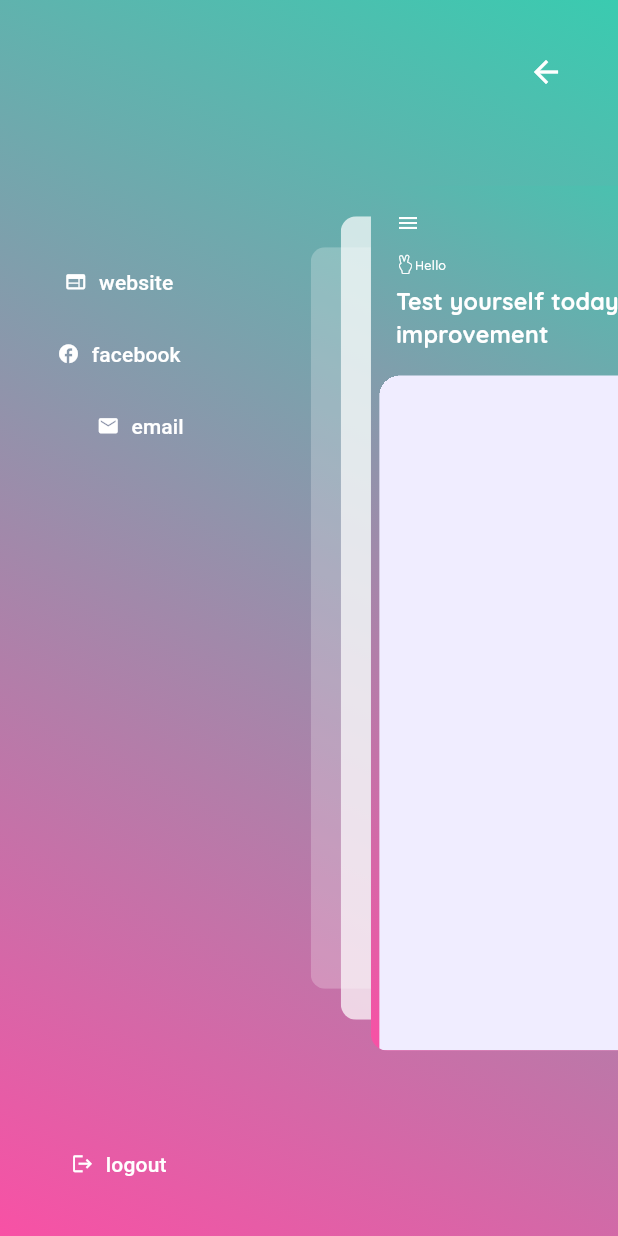
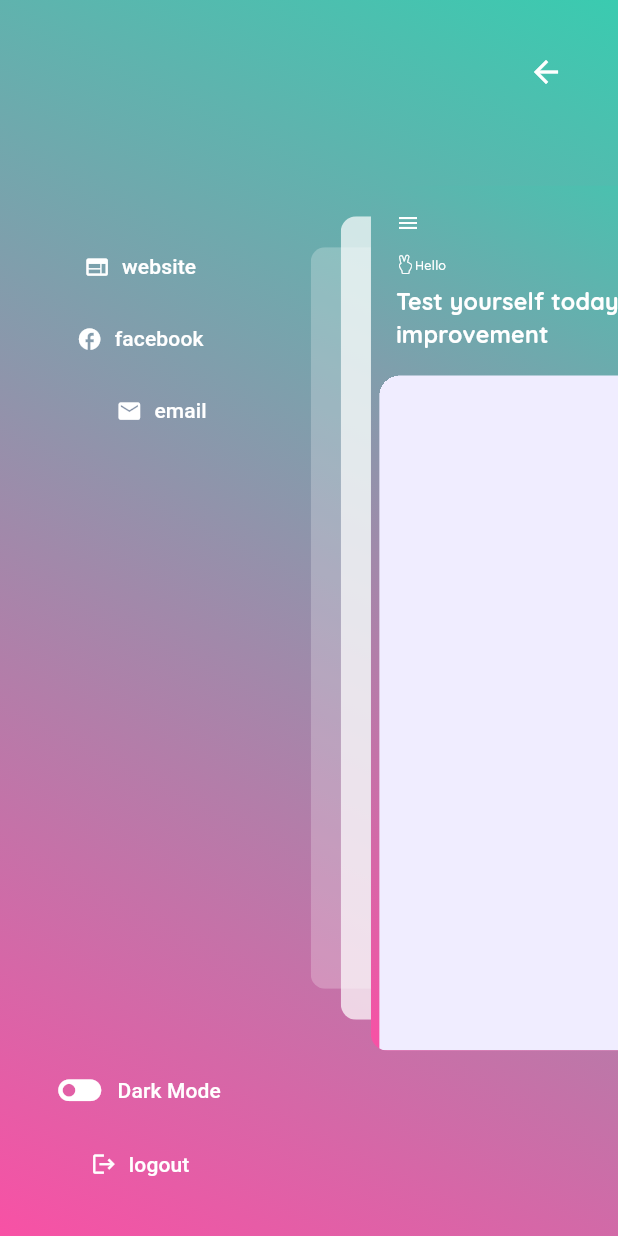
Before and after one commit to gt-lcy96/flutter_study_app, a Flutter app: the HomePage screen opened by its route, after a tap on the "menu" icon, on a phone screen of 412 x 824 dp. Run offline on Flutter 3.47's test engine with Material 3 defaults, Android fonts, the phone set to English and light mode, and no system bars; drawn by our look-alikes of flutter_zoom_drawer; our stand-ins replace cloud_firestore, firebase_auth, firebase_core, firebase_storage, flutter_screenutil, flutter_svg and 5 more; missing offline and left inert: easy_separator; accounts and stored records are empty; project files that could hold a hidden picture were left out.

Commit message:
add toggle darkmode button with function

```diff
--- a/lib/configs/themes/app_colors.dart
+++ b/lib/configs/themes/app_colors.dart
@@ -1,5 +1,6 @@
 import 'package:get/get.dart';
 import 'package:study_app/configs/themes/ui_parameters.dart';
+import 'package:study_app/controllers/theme_controller.dart';
 
 import 'app_light_theme.dart';
 import 'app_dark_theme.dart';
@@ -20,8 +21,10 @@ const mainGradientDark = LinearGradient(
     end: Alignment.bottomLeft,
     colors: [primaryDarkColorDark, primaryColorDark]);
 
+// LinearGradient mainGradient() =>
+//     UIParameters.isDarkMode() ? mainGradientDark : mainGradientLight;
 LinearGradient mainGradient() =>
-    UIParameters.isDarkMode() ? mainGradientDark : mainGradientLight;
+    Get.find<ThemeController>().isDarkMode ? mainGradientDark : mainGradientLight;
 
 Color customScaffoldColor(BuildContext context) => UIParameters.isDarkMode()
     ? const Color(0xFF2e3c62)
--- a/lib/controllers/theme_controller.dart
+++ b/lib/controllers/theme_controller.dart
@@ -4,8 +4,13 @@ import 'package:study_app/configs/themes/app_dark_theme.dart';
 import 'package:study_app/configs/themes/app_light_theme.dart';
 
 class ThemeController extends GetxController {
+  bool _isDarkMode = false;
+  bool get isDarkMode => _isDarkMode;
   late ThemeData _darkTheme;
   late ThemeData _lightTheme;
+
+  ThemeData get darkTheme => _darkTheme;
+  ThemeData get lightTheme => _lightTheme;
 
   @override
   void onInit() {
@@ -18,6 +23,9 @@ class ThemeController extends GetxController {
     _lightTheme = LightTheme().buildLightTheme();
   }
 
-  ThemeData get darkTheme => _darkTheme;
-  ThemeData get lightTheme => _lightTheme;
+  toggleDarkmode() {
+    _isDarkMode = !_isDarkMode; // Toggle the theme mode
+    Get.changeTheme(_isDarkMode ? _lightTheme : _darkTheme);
+    update();
+  }
 }
--- a/lib/main.dart
+++ b/lib/main.dart
@@ -27,6 +27,8 @@ class MyApp extends StatelessWidget {
     return ScreenUtilInit(
         child: GetMaterialApp(
       theme: Get.find<ThemeController>().lightTheme,
+      darkTheme: Get.find<ThemeController>().darkTheme,
+      themeMode: ThemeMode.system,
       debugShowCheckedModeBanner: false,
       initialRoute: AppPages.INITIAL,
       getPages: AppPages.routes,
--- a/lib/pages/home/view.dart
+++ b/lib/pages/home/view.dart
@@ -7,6 +7,7 @@ import 'package:study_app/configs/themes/app_icons.dart';
 import 'package:study_app/configs/themes/custom_textStyle.dart';
 import 'package:study_app/configs/themes/ui_parameters.dart';
 import 'package:study_app/controllers/question_paper_controller.dart';
+import 'package:study_app/controllers/theme_controller.dart';
 import 'package:study_app/controllers/zoom_drawer_controller.dart';
 import 'package:study_app/pages/home/widgets/menu_screen.dart';
 import 'package:study_app/pages/home/widgets/question_card.dart';
@@ -30,7 +31,8 @@ class HomePage extends GetView<MyZoomDrawerController> {
             backgroundColor: Colors.white.withOpacity(0.5),
             slideWidth: Get.width * 0.6,
             menuScreen: MenuScreen(),
-            mainScreen: Container(
+            mainScreen: GetBuilder<ThemeController>(builder: (themeController) {
+              return Container(
                 decoration: BoxDecoration(gradient: mainGradient()),
                 child: SafeArea(
                   child: Column(
@@ -43,12 +45,16 @@ class HomePage extends GetView<MyZoomDrawerController> {
                           children: [
                             AppCircleButton(
                                 onTap: controller.toggleDrawer,
-                              child: Icon(Icons.menu, size: 20.sp,)),
+                                child: Icon(
+                                  Icons.menu,
+                                  size: 20.sp,
+                                )),
                             SizedBox(
                               height: 10,
                             ),
                             Padding(
-                            padding: const EdgeInsets.symmetric(vertical: 10.0),
+                              padding:
+                                  const EdgeInsets.symmetric(vertical: 10.0),
                               child: Row(
                                 children: [
                                   Icon(AppIcons.peace),
@@ -79,7 +85,8 @@ class HomePage extends GetView<MyZoomDrawerController> {
                                           .allPapers[index]);
                                 },
                                 separatorBuilder:
-                                  (BuildContext context, int index) => SizedBox(
+                                    (BuildContext context, int index) =>
+                                        SizedBox(
                                   height: 20.h,
                                 ),
                                 itemCount:
@@ -92,7 +99,8 @@ class HomePage extends GetView<MyZoomDrawerController> {
                     ],
                   ),
                 ),
-            ),
+              );
+            }),
           );
         },
       ),
--- a/lib/pages/home/widgets/menu_screen.dart
+++ b/lib/pages/home/widgets/menu_screen.dart
@@ -4,6 +4,7 @@ import 'package:flutter_zoom_drawer/flutter_zoom_drawer.dart';
 import 'package:get/get.dart';
 import 'package:study_app/configs/themes/app_colors.dart';
 import 'package:study_app/configs/themes/ui_parameters.dart';
+import 'package:study_app/controllers/theme_controller.dart';
 import 'package:study_app/controllers/zoom_drawer_controller.dart';
 
 class MenuScreen extends GetView<MyZoomDrawerController> {
@@ -11,6 +12,7 @@ class MenuScreen extends GetView<MyZoomDrawerController> {
 
   @override
   Widget build(BuildContext context) {
+    return GetBuilder<ThemeController>(builder: (themeController) {
       return Container(
           padding: UIParameters.mobileScreenPadding,
           width: double.maxFinite,
@@ -44,36 +46,63 @@ class MenuScreen extends GetView<MyZoomDrawerController> {
                                 color: onSurfaceTextColor,
                               ))),
                       const Spacer(flex: 1),
-                            _DrawerButton(icon: Icons.web, label: "website", onPressed: ()=>controller.website()),
-                            _DrawerButton(icon: Icons.facebook, label: "facebook", onPressed: ()=>controller.facebook()),
+                      _DrawerButton(
+                          icon: Icons.web,
+                          label: "website",
+                          onPressed: () => controller.website()),
+                      _DrawerButton(
+                          icon: Icons.facebook,
+                          label: "facebook",
+                          onPressed: () => controller.facebook()),
                       Padding(
-                              padding: EdgeInsets.only(left:25.w),
-                              child: _DrawerButton(icon: Icons.email, label: "email", onPressed: ()=>controller.email()),
+                        padding: EdgeInsets.only(left: 25.w),
+                        child: _DrawerButton(
+                            icon: Icons.email,
+                            label: "email",
+                            onPressed: () => controller.email()),
                       ),
                       const Spacer(flex: 4),
-                            _DrawerButton(icon: Icons.logout, label: "logout", onPressed: ()=>controller.signOut()),
+                      _DrawerButton(
+                          size: 30,
+                          icon: themeController.isDarkMode
+                              ? Icons.toggle_on
+                              : Icons.toggle_off,
+                          label: "Dark Mode ",
+                          onPressed: () {
+                            themeController.toggleDarkmode();
+                          }),
+                      _DrawerButton(
+                          icon: Icons.logout,
+                          label: "logout",
+                          onPressed: () => controller.signOut()),
                     ],
                   ),
                 )
               ],
             )),
           ));
+    });
   }
 }
 
 class _DrawerButton extends StatelessWidget {
   const _DrawerButton(
-      {required this.icon, required this.label, this.onPressed, super.key});
+      {required this.icon,
+      required this.label,
+      this.onPressed,
+      this.size = 15,
+      super.key});
 
   final IconData icon;
   final String label;
   final VoidCallback? onPressed;
+  final int size;
 
   @override
   Widget build(BuildContext context) {
     return TextButton.icon(
       onPressed: onPressed,
-      icon: Icon(icon, size: 15),
+      icon: Icon(icon, size: size.sp),
       label: Text(label),
     );
   }
```
Lines whose indentation alone changed are shown as unchanged.
